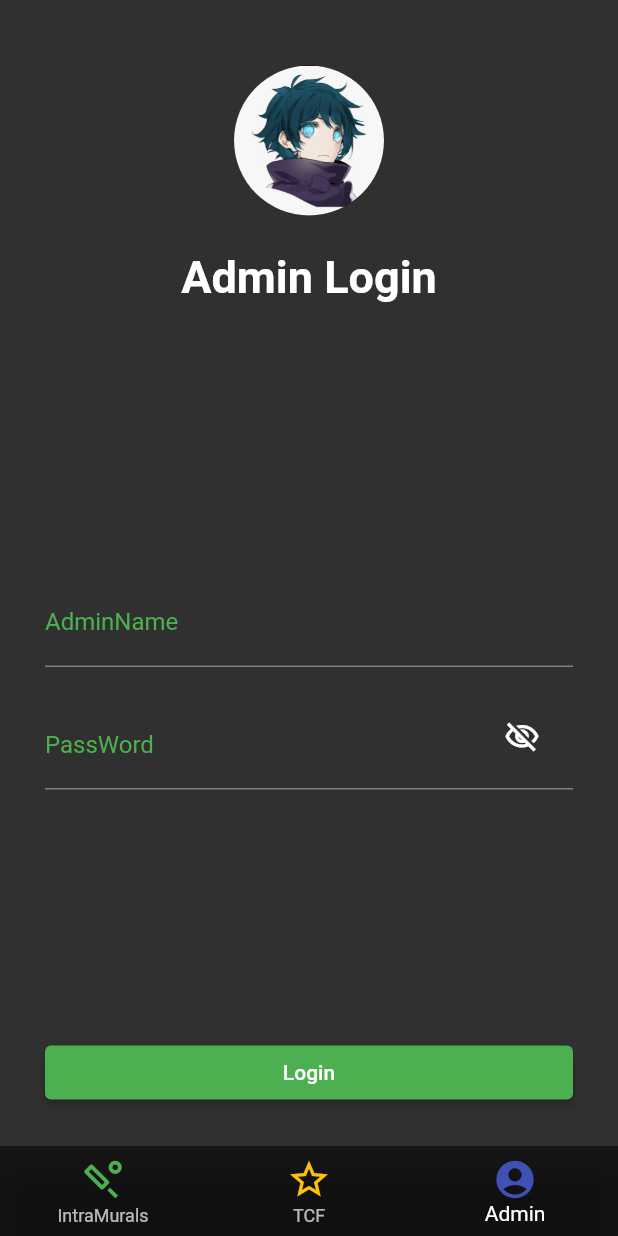
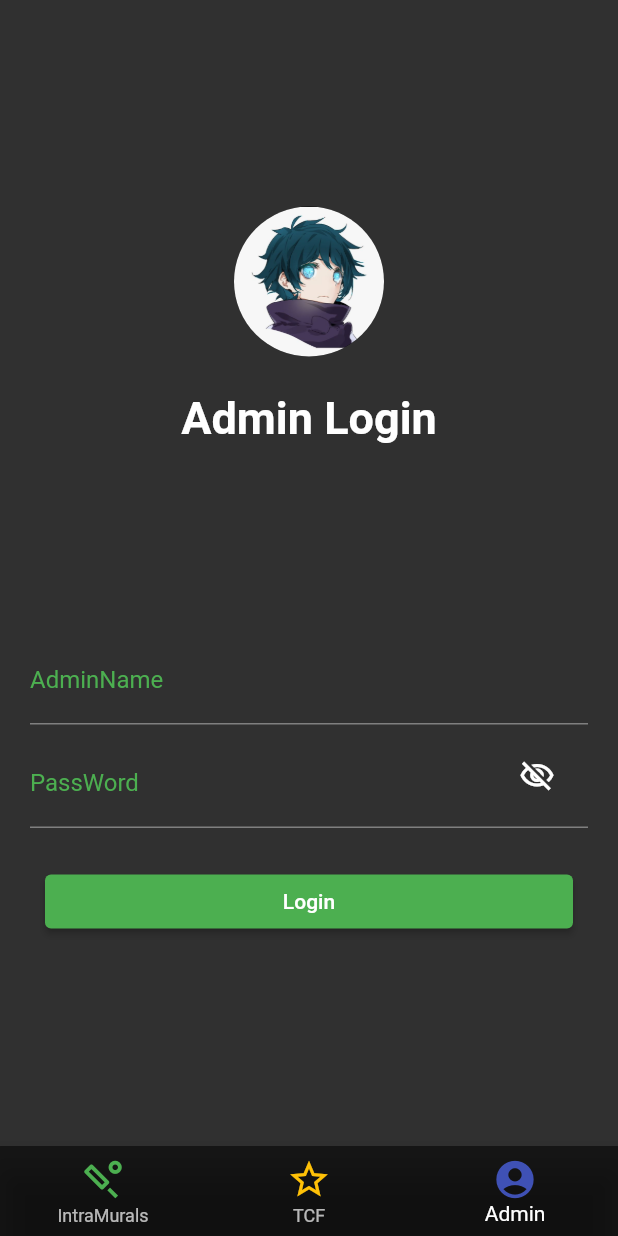
Before and after one commit to jaspal007/SAC_NITP, a Flutter app: the screen it shows after launch, item 3 of the bottom bar chosen, after a tap on "Login", on a phone screen of 412 x 824 dp. Run offline on Flutter 3.47's test engine with Material 2 defaults, Android fonts, the phone set to English and light mode, and no system bars.

Commit message:
size edit

```diff
--- a/lib/adminLogin.dart
+++ b/lib/adminLogin.dart
@@ -26,7 +26,9 @@ class _AdminLoginState extends State<AdminLogin> {
   @override
   Widget build(BuildContext context) {
     final mainScreen = MediaQuery.of(context).size.height;
-    final height = mainScreen - MediaQuery.of(context).padding.bottom;
+    final keyboard = MediaQuery.of(context).viewInsets.bottom;
+    final height =
+        mainScreen - MediaQuery.of(context).padding.bottom - keyboard;
     return SafeArea(
       child: Scaffold(
         resizeToAvoidBottomInset: false,
@@ -36,10 +38,10 @@ class _AdminLoginState extends State<AdminLogin> {
           width: MediaQuery.of(context).size.width,
           padding: const EdgeInsets.all(10),
           child: Column(
-            mainAxisAlignment: MainAxisAlignment.spaceBetween,
+            mainAxisAlignment: MainAxisAlignment.spaceEvenly,
             crossAxisAlignment: CrossAxisAlignment.center,
             children: [
-              Container(
+              SizedBox(
                 height: height * 0.25,
                 child: Column(
                   mainAxisAlignment: MainAxisAlignment.spaceEvenly,
@@ -59,16 +61,18 @@ class _AdminLoginState extends State<AdminLogin> {
                   ],
                 ),
               ),
+              Column(
+                mainAxisAlignment: MainAxisAlignment.spaceBetween,
+                children: [
                   Container(
-                padding: const EdgeInsets.all(10),
-                height: height * 0.25,
-                child: Column(
-                  mainAxisAlignment: MainAxisAlignment.spaceEvenly,
-                  children: [
-                    TextFieldInput(
+                    margin: const EdgeInsets.symmetric(
+                      vertical: 10,
+                    ),
+                    child: TextFieldInput(
                       textEditingController: _username,
                       labelText: 'AdminName',
                       textInputType: TextInputType.emailAddress,
+                    ),
                   ),
                   Stack(
                     children: [
@@ -93,26 +97,25 @@ class _AdminLoginState extends State<AdminLogin> {
                       ),
                     ],
                   ),
-                  ],
-                ),
-              ),
                   Container(
                     width: double.infinity,
+                    margin: const EdgeInsets.symmetric(
+                      vertical: 20,
+                    ),
                     padding: const EdgeInsets.symmetric(
                       vertical: 5,
                       horizontal: 10,
                     ),
                     child: ElevatedButton(
-                  onPressed: () {
-                    (_username == 'admin' && _password == 123456)
-                        ? const MyHome()
-                        : null;
-                  },
+                      onPressed: () {},
                       style: const ButtonStyle(
-                    backgroundColor: MaterialStatePropertyAll(Colors.green),
+                        backgroundColor:
+                            MaterialStatePropertyAll(Colors.green),
                       ),
                       child: const Text('Login'),
                     ),
+                  ),
+                ],
               ),
             ],
           ),
--- a/lib/info.dart
+++ b/lib/info.dart
@@ -21,7 +21,7 @@ class MyInfo extends StatelessWidget {
   }) : super(key: key);
   @override
   Widget build(BuildContext context) {
-    final height = MediaQuery.of(context).size.height;
+    final height = MediaQuery.of(context).size.height - MediaQuery.of(context).padding.bottom;
     final width = MediaQuery.of(context).size.width;
     return SafeArea(
       child: Scaffold(
```
Lines whose indentation alone changed are shown as unchanged.
